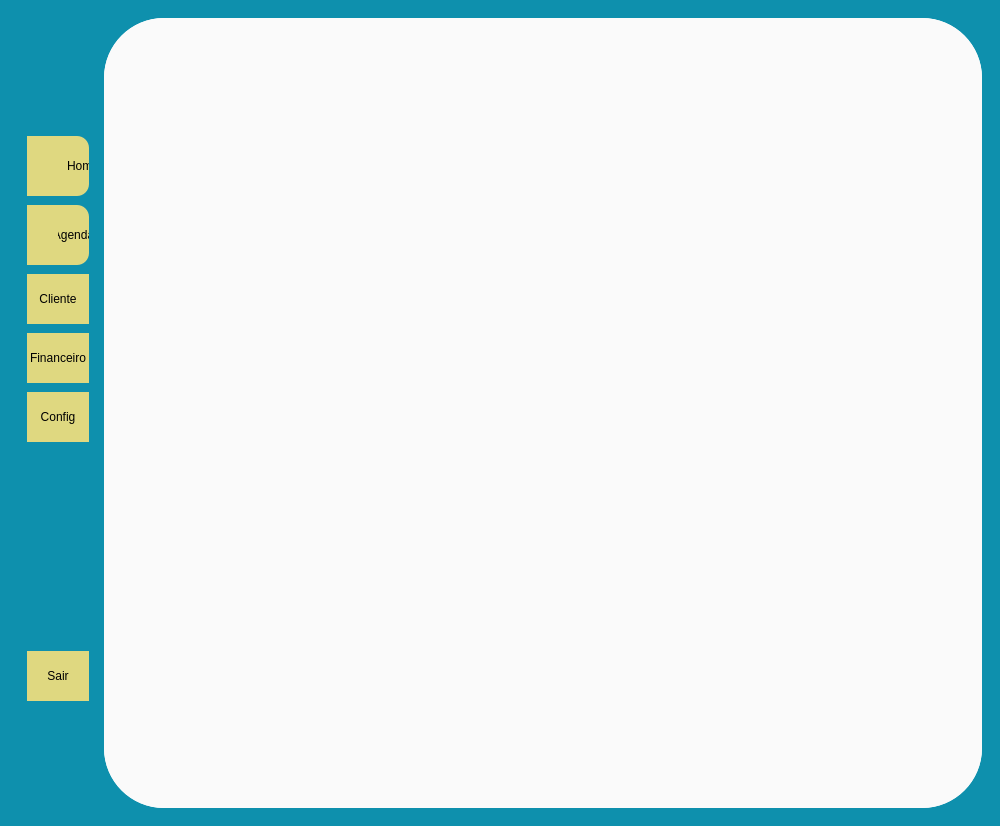
Old version of the form Telas/UI/dashboard.ui in the repository Nautilidae-project/Nautilus.
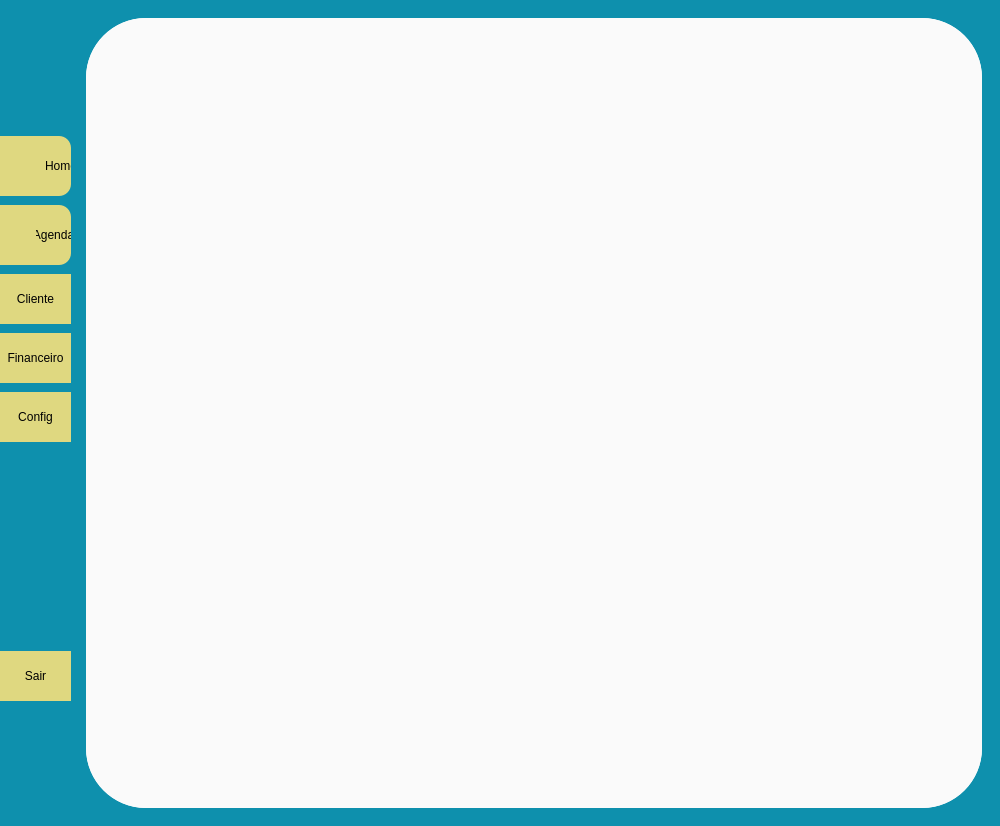
New version of the form. Icons and pictures are not drawn.

What changed in the file:
```diff
--- a/Telas/UI/dashboard.ui
+++ b/Telas/UI/dashboard.ui
@@ -28,6 +28,9 @@
   </property>
   <widget class="QWidget" name="wdgDash">
    <layout class="QGridLayout" name="gridLayout">
+    <property name="leftMargin">
+     <number>0</number>
+    </property>
     <item row="0" column="0">
      <widget class="QFrame" name="frPrincipalDash">
       <property name="sizePolicy">
@@ -55,6 +58,9 @@
        <enum>QFrame::Raised</enum>
       </property>
       <layout class="QHBoxLayout" name="horizontalLayout">
+       <property name="leftMargin">
+        <number>0</number>
+       </property>
        <item alignment="Qt::AlignTop">
         <widget class="QFrame" name="frMenu">
          <property name="sizePolicy">
@@ -100,7 +106,7 @@
            <number>9</number>
           </property>
           <property name="leftMargin">
-           <number>9</number>
+           <number>0</number>
           </property>
           <property name="topMargin">
            <number>9</number>
@@ -143,7 +149,7 @@
               <number>0</number>
              </property>
              <property name="leftMargin">
-              <number>0</number>
+              <number>9</number>
              </property>
              <property name="topMargin">
               <number>0</number>
```
